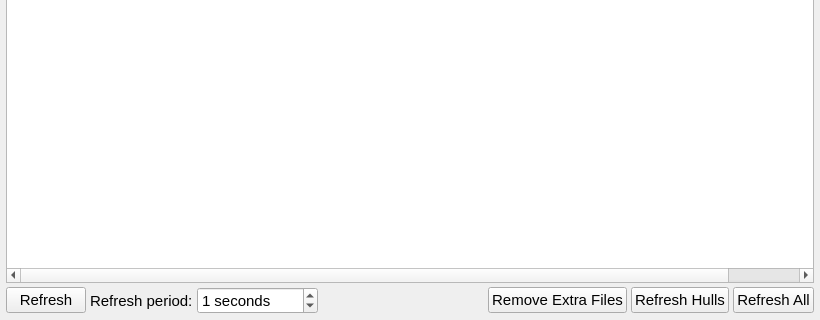
Qt form src/xtalopt/gui/tab_progress.ui (xtalopt/XtalOpt) before a commit; both pictures show x 0 to 820 and y 160 to 480 of the 820 by 480 pixel window.
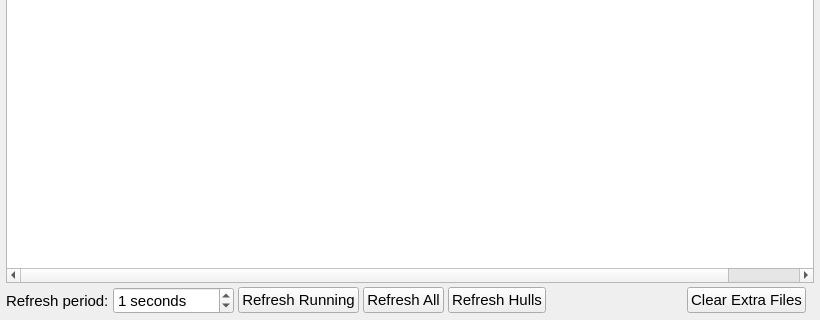
The same form after that commit.

Diff of the .ui file:
```diff
--- a/src/xtalopt/gui/tab_progress.ui
+++ b/src/xtalopt/gui/tab_progress.ui
@@ -25,7 +25,7 @@
    <property name="spacing">
     <number>4</number>
    </property>
-   <item row="2" column="1">
+   <item row="2" column="0">
     <widget class="QLabel" name="label_36">
      <property name="font">
       <font>
@@ -40,7 +40,7 @@
      </property>
     </widget>
    </item>
-   <item row="2" column="2">
+   <item row="2" column="1">
     <widget class="QSpinBox" name="spin_period">
      <property name="font">
       <font>
@@ -61,7 +61,7 @@
      </property>
     </widget>
    </item>
-   <item row="2" column="3">
+   <item row="2" column="5">
     <spacer name="horizontalSpacer">
      <property name="orientation">
       <enum>Qt::Horizontal</enum>
@@ -74,7 +74,7 @@
      </property>
     </spacer>
    </item>
-   <item row="2" column="0">
+   <item row="2" column="2">
     <widget class="QPushButton" name="push_refresh">
      <property name="sizePolicy">
       <sizepolicy hsizetype="Fixed" vsizetype="Fixed">
@@ -91,11 +91,11 @@
       <string>&lt;html&gt;&lt;head/&gt;&lt;body&gt;&lt;p&gt;&lt;br/&gt;&lt;/p&gt;&lt;/body&gt;&lt;/html&gt;</string>
      </property>
      <property name="text">
-      <string>Refresh</string>
+      <string>Refresh Running</string>
      </property>
     </widget>
    </item>
-   <item row="2" column="8">
+   <item row="2" column="4">
     <widget class="QPushButton" name="push_hull">
      <property name="toolTip">
       <string>&lt;html&gt;&lt;head/&gt;&lt;body&gt;&lt;p&gt;Refresh the distance above hull (and Pareto front index) of all structures in the list.&lt;/p&gt;&lt;/body&gt;&lt;/html&gt;</string>
@@ -116,11 +116,11 @@
       <string>&lt;html&gt;&lt;head/&gt;&lt;body&gt;&lt;p&gt;This button is used for VASP runs. It removes any extraneous files&lt;br/&gt;in each local subdirectory in order to reduce disk usage.&lt;/p&gt;&lt;p&gt;Files kept are structure.state, POTCAR, CONTCAR, and OUTCAR.&lt;/p&gt;&lt;/body&gt;&lt;/html&gt;</string>
      </property>
      <property name="text">
-      <string>Remove Extra Files</string>
+      <string>Clear Extra Files</string>
      </property>
     </widget>
    </item>
-   <item row="2" column="5">
+   <item row="2" column="6">
     <spacer name="horizontalSpacer_2">
      <property name="orientation">
       <enum>Qt::Horizontal</enum>
@@ -285,7 +285,7 @@
      </column>
     </widget>
    </item>
-   <item row="2" column="9">
+   <item row="2" column="3">
     <widget class="QPushButton" name="push_refreshAll">
      <property name="font">
       <font>
```
Left out of the diff: 8 changed lines with no effect on the pictures.
